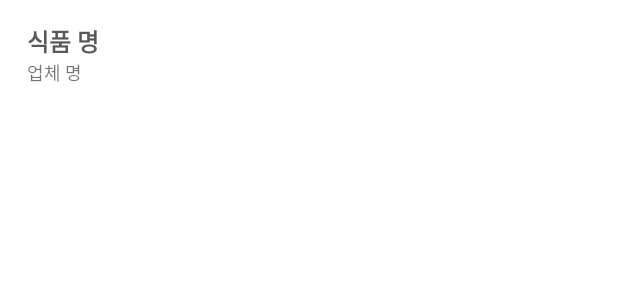
After one commit to GONI95/BMICalculator, an Android app: the layout layout_calculator_item.xml on its own in the app's theme, with its tools: preview values and no code run, on a phone screen of 412 x 824 dp. The commit adds this screen. Shown: the top 300 px of the screen. Run offline under Robolectric (Android 15) with nearby library versions, the phone set to English and light mode, and no system bars.

Commit message:
Feat : CalculatorRecyclerView 구현
1. RecyclerView ItemView Layout 정의 [ layout_calculator_item.xml ]
2. BaseViewHolder를 상속받아 ViewHolder 구현 [ CalculatorViewHolder.kt ]
3. AdapterListener를 다중상속하는 Interface 정의 [ CalculatorListener.kt ]
4. viewType 관련 상수를 표현하는 enum class ViewType에 CALCULATOR 상수 추가
5. BindingAdapter RecyclerView.setAdapterAndClickEvent() method 수정
   Adapter 구현부를 Fragment로 수정, Generics 메서드로 수정
6. RecyclerView의 구분선이 Item 갯수에 따라 생성되도록 수정 [ LinearDividerDecoration.kt ]7. BaseRecyclerViewAdapter<FoodNtrIrdntModel> 구현부에서 Click 이벤트로 addBtnClickFunc() 메서드 호출 시 newList를 생성하고 SavedStateHandle 객체에 저장하도록 구현

Working: #11

```diff
--- a/app/src/main/java/sang/gondroid/calingredientfood/domain/util/ViewType.kt
+++ b/app/src/main/java/sang/gondroid/calingredientfood/domain/util/ViewType.kt
@@ -4,5 +4,6 @@ package sang.gondroid.calingredientfood.domain.util
  * Gon [22.01.20] : RecyclerView의 ViewType에 따라 ItemView를 선택하기위해 상수 정의
  */
 enum class ViewType {
-    FOOD_NTR_IRDNT;
+    FOOD_NTR_IRDNT,
+    CALCULATOR;
 }
--- /dev/null
+++ b/app/src/main/java/sang/gondroid/calingredientfood/presentation/widget/listener/CalculatorListener.kt
@@ -0,0 +1,5 @@
+package sang.gondroid.calingredientfood.presentation.widget.listener
+
+interface CalculatorListener : AdapterListener {
+
+}
--- /dev/null
+++ b/app/src/main/res/layout/layout_calculator_item.xml
@@ -0,0 +1,48 @@
+<?xml version="1.0" encoding="utf-8"?>
+<layout xmlns:android="http://schemas.android.com/apk/res/android"
+    xmlns:app="http://schemas.android.com/apk/res-auto"
+    xmlns:tools="http://schemas.android.com/tools">
+
+    <data>
+        <variable
+            name="item"
+            type="sang.gondroid.calingredientfood.domain.model.FoodNtrIrdntModel" />
+    </data>
+
+    <androidx.constraintlayout.widget.ConstraintLayout
+        android:layout_width="match_parent"
+        android:layout_height="wrap_content"
+        android:layout_marginLeft="18dp"
+        android:layout_marginRight="10dp"
+        android:layout_marginBottom="20dp">
+
+        <TextView
+            android:id="@+id/calculator_description_kor_textView"
+            android:layout_width="0dp"
+            android:layout_height="wrap_content"
+            android:layout_marginTop="15dp"
+            android:ellipsize="end"
+            android:maxLines="1"
+            android:text="@{item.descriptionKOR}"
+            android:textColor="@color/color_on_secondary"
+            android:textSize="16sp"
+            android:textStyle="bold"
+            app:layout_constraintEnd_toEndOf="parent"
+            app:layout_constraintStart_toStartOf="parent"
+            app:layout_constraintTop_toTopOf="parent"
+            tools:text="식품 명" />
+
+        <TextView
+            android:id="@+id/calculator_company_textView"
+            android:layout_width="0dp"
+            android:layout_height="wrap_content"
+            android:maxLines="1"
+            android:text="@{item.company}"
+            android:textSize="12sp"
+            app:layout_constraintEnd_toEndOf="@+id/calculator_description_kor_textView"
+            app:layout_constraintStart_toStartOf="@+id/calculator_description_kor_textView"
+            app:layout_constraintTop_toBottomOf="@+id/calculator_description_kor_textView"
+            tools:text="업체 명" />
+
+    </androidx.constraintlayout.widget.ConstraintLayout>
+</layout>
```
Also changed, not shown: app/src/main/java/sang/gondroid/calingredientfood/presentation/calculator/CalculatorFragment.kt (+41 -2 lines), app/src/main/java/sang/gondroid/calingredientfood/presentation/calculator/CalculatorViewModel.kt (+19 -5 lines), app/src/main/java/sang/gondroid/calingredientfood/presentation/util/BaseViewHolderMapper.kt (+7 -0 lines), app/src/main/java/sang/gondroid/calingredientfood/presentation/util/BindingAdapters.kt (+12 -27 lines), app/src/main/java/sang/gondroid/calingredientfood/presentation/util/Constants.kt (+8 -2 lines), app/src/main/java/sang/gondroid/calingredientfood/presentation/widget/LinearDividerDecoration.kt (+6 -1 lines), app/src/main/java/sang/gondroid/calingredientfood/presentation/widget/viewholder/CalculatorViewHolder.kt (added, +23 -0 lines), app/src/main/res/layout/fragment_calculator.xml (+18 -4 lines).
